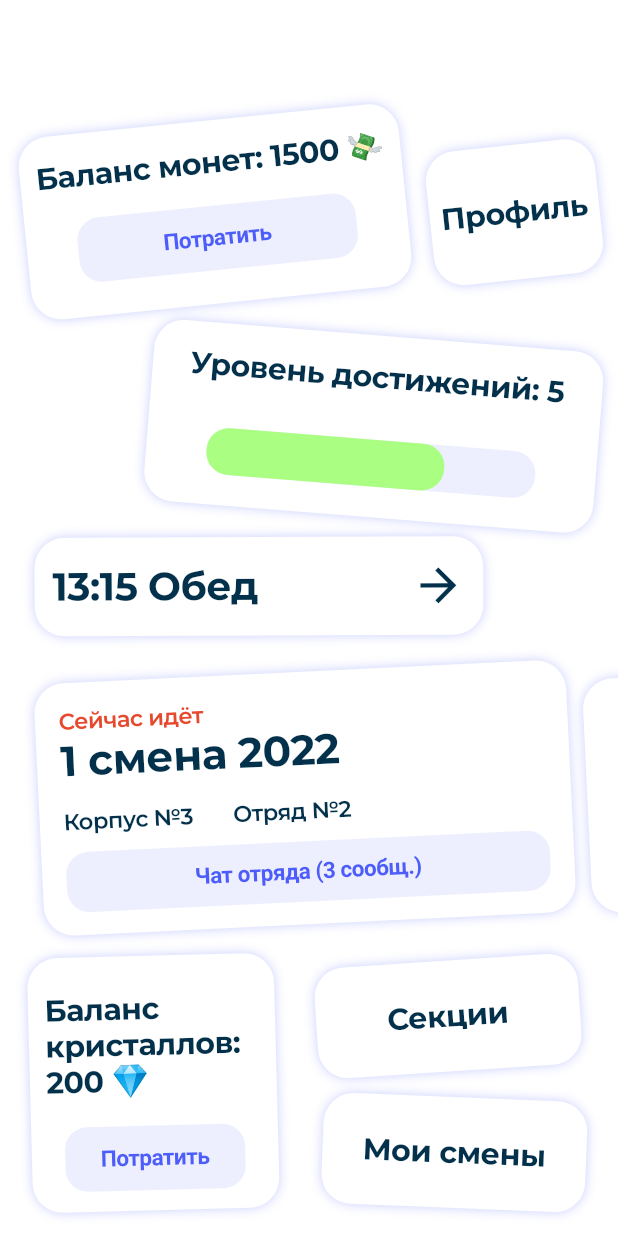
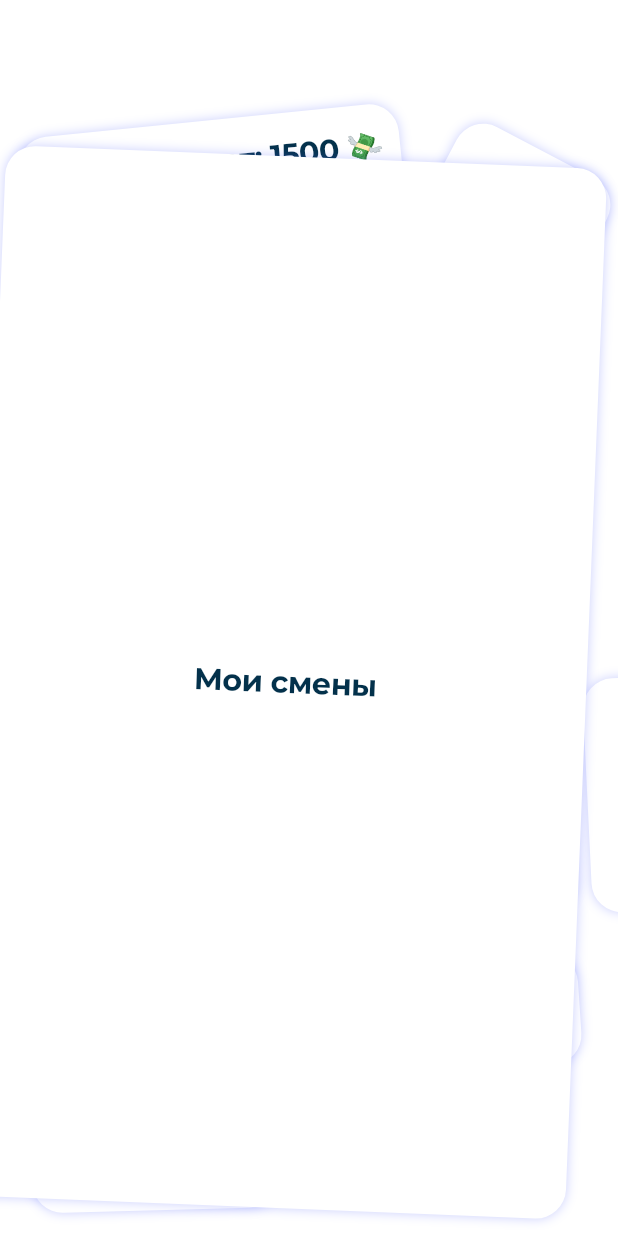
Before and after one commit to abezuglova/first_task_hard, a Flutter app: the screen it shows after launch, after a tap on "Мои смены", on a phone screen of 412 x 824 dp. Run offline on Flutter 3.47's test engine with Material 2 defaults, Android fonts, the phone set to English and light mode, and no system bars; our stand-ins replace flutter_screenutil, google_fonts.

Commit message:
positions fixed

```diff
--- a/lib/screens/main_screen.dart
+++ b/lib/screens/main_screen.dart
@@ -8,7 +8,6 @@ import 'package:first_task_hard/widgets/sections_tile_widget.dart';
 import 'package:first_task_hard/widgets/shift_tile_widget.dart';
 import 'package:first_task_hard/widgets/timetable_tile_widget.dart';
 import 'package:flutter/material.dart';
-import 'package:flutter_screenutil/flutter_screenutil.dart';
 
 class MainScreen extends StatelessWidget {
   const MainScreen({super.key});
@@ -18,52 +17,16 @@ class MainScreen extends StatelessWidget {
     return Scaffold(
         backgroundColor: Colors.white,
         body: Stack(
-          children: [
-            Positioned(
-              left: 16.w,
-              top: 80.h,
-              child: const CoinBalanceTileWidget(),
-            ),
-            Positioned(
-              left: 285.68.w,
-              top: 96.53.h,
-              child: const ProfileTileWidget(),
-            ),
-            Positioned(
-              left: 97.74.w,
-              top: 222.85.h,
-              child: const LevelTileWidget(),
-            ),
-            Positioned(
-              left: 22.99.w,
-              top: 357.57.h,
-              child: const TimetableTileWidget(),
-            ),
-            Positioned(
-              left: 25.84.w,
-              top: 447.28.h,
-              child: const ShiftTileWidget(),
-            ),
-            Positioned(
-              left: 390.4.w,
-              top: 444.36.h,
-              child: const EmptyTileWidget(),
-            ),
-            Positioned(
-              left: 19.95.w,
-              top: 636.28.h,
-              child: const CrystalBalanceTileWidget(),
-            ),
-            Positioned(
-              left: 210.22.w,
-              top: 639.65.h,
-              child: const SectionsTileWidget(),
-            ),
-            Positioned(
-              left: 214.42.w,
-              top: 730.52.h,
-              child: const MyShiftsTileWidget(),
-            ),
+          children: const [
+            CoinBalanceTileWidget(),
+            ProfileTileWidget(),
+            LevelTileWidget(),
+            TimetableTileWidget(),
+            ShiftTileWidget(),
+            EmptyTileWidget(),
+            CrystalBalanceTileWidget(),
+            SectionsTileWidget(),
+            MyShiftsTileWidget(),
           ],
         ));
   }
--- a/lib/widgets/coin_balance_tile_widget.dart
+++ b/lib/widgets/coin_balance_tile_widget.dart
@@ -8,7 +8,10 @@ class CoinBalanceTileWidget extends StatelessWidget {
   @override
   Widget build(BuildContext context) {
     final textTheme = Theme.of(context).textTheme;
-    return TileWidget(
+    return Positioned(
+      left: 16.w,
+      top: 80.h,
+      child: TileWidget(
         rotateAngle: -5.79,
         tileWidth: 254.w,
         tileHeight: 122.h,
@@ -19,7 +22,9 @@ class CoinBalanceTileWidget extends StatelessWidget {
               'Баланс монет: 1500 💸',
               style: textTheme.headlineSmall,
             ),
-          SizedBox(height: 16.85.h,),
+            SizedBox(
+              height: 16.85.h,
+            ),
             SizedBox(
               width: 186.w,
               height: 43.h,
@@ -33,6 +38,7 @@ class CoinBalanceTileWidget extends StatelessWidget {
             ),
           ],
         ),
+      ),
     );
   }
 }
--- a/lib/widgets/crystal_balance_tile_widget.dart
+++ b/lib/widgets/crystal_balance_tile_widget.dart
@@ -8,7 +8,10 @@ class CrystalBalanceTileWidget extends StatelessWidget {
   @override
   Widget build(BuildContext context) {
     final textTheme = Theme.of(context).textTheme;
-    return TileWidget(
+    return Positioned(
+      left: 19.95.w,
+      top: 636.28.h,
+      child: TileWidget(
         rotateAngle: -1.51,
         tileWidth: 164.09.w,
         tileHeight: 169.63.h,
@@ -34,6 +37,7 @@ class CrystalBalanceTileWidget extends StatelessWidget {
             ),
           ],
         ),
+      ),
     );
   }
 }
--- a/lib/widgets/empty_tile_widget.dart
+++ b/lib/widgets/empty_tile_widget.dart
@@ -7,11 +7,15 @@ class EmptyTileWidget extends StatelessWidget {
 
   @override
   Widget build(BuildContext context) {
-    return TileWidget(
-      rotateAngle: -2.76,
-      tileWidth: 339.49.w,
-      tileHeight: 155.84.h,
-      child: const SizedBox(),
+    return Positioned(
+      left: 390.4.w,
+      top: 444.36.h,
+      child: TileWidget(
+        rotateAngle: -2.76,
+        tileWidth: 339.49.w,
+        tileHeight: 155.84.h,
+        child: const SizedBox(),
+      ),
     );
   }
 }
--- a/lib/widgets/level_tile_widget.dart
+++ b/lib/widgets/level_tile_widget.dart
@@ -13,7 +13,7 @@ class LevelTileWidget extends StatefulWidget {
 class _LevelTileWidgetState extends State<LevelTileWidget>
     with TickerProviderStateMixin {
   late final AnimationController _controller = AnimationController(
-    duration: const Duration(seconds: 1),
+    duration: const Duration(milliseconds: 500),
     vsync: this,
   )..repeat(reverse: true);
   late final Animation<double> _animation = CurvedAnimation(
@@ -30,7 +30,10 @@ class _LevelTileWidgetState extends State<LevelTileWidget>
   @override
   Widget build(BuildContext context) {
     final textTheme = Theme.of(context).textTheme;
-    return ScaleTransition(
+    return Positioned(
+      left: 97.74.w,
+      top: 222.85.h,
+      child: ScaleTransition(
         scale: _animation,
         child: GestureDetector(
           onTap: () {
@@ -74,6 +77,7 @@ class _LevelTileWidgetState extends State<LevelTileWidget>
             ),
           ),
         ),
+      ),
     );
   }
 }
--- a/lib/widgets/my_shifts_tile_widget.dart
+++ b/lib/widgets/my_shifts_tile_widget.dart
@@ -2,18 +2,59 @@ import 'package:first_task_hard/widgets/tile_widget.dart';
 import 'package:flutter/material.dart';
 import 'package:flutter_screenutil/flutter_screenutil.dart';
 
-class MyShiftsTileWidget extends StatelessWidget {
+class MyShiftsTileWidget extends StatefulWidget {
   const MyShiftsTileWidget({super.key});
+
+  @override
+  State<MyShiftsTileWidget> createState() => _MyShiftsTileWidgetState();
+}
+
+class _MyShiftsTileWidgetState extends State<MyShiftsTileWidget>
+    with SingleTickerProviderStateMixin {
+  late AnimationController _controller;
+  late Animation _sizeAnimation;
+
+  @override
+  void initState() {
+    super.initState();
+
+    _controller = AnimationController(
+        vsync: this, duration: const Duration(milliseconds: 500));
+
+    _sizeAnimation = Tween<Offset>(
+      begin: Offset(178.34.w, 80.86.h),
+      end: Offset(400.0.w, 700.0.h),
+    ).animate(_controller);
+
+    _controller.addListener(() {
+      setState(() {});
+    });
+  }
+
+  @override
+  void dispose() {
+    _controller.dispose();
+    super.dispose();
+  }
 
   @override
   Widget build(BuildContext context) {
     final textTheme = Theme.of(context).textTheme;
-    return GestureDetector(
-      onTap: () {},
+    return Positioned(
+      right: 21.09.w,
+      bottom: 18.67.h,
+      child: GestureDetector(
+        onTap: () {
+          _controller.isAnimating
+              ? _controller.stop()
+              : _sizeAnimation.isCompleted
+                  ? _controller.reverse()
+                  : _controller.forward();
+        },
         child: TileWidget(
           rotateAngle: 2.32,
-        tileWidth: 175.49.w,
-        tileHeight: 73.81.h,
+          tileWidth: _sizeAnimation.value.dx,
+          tileHeight: _sizeAnimation.value.dy,
           child: Center(
             child: Text(
               'Мои смены',
@@ -21,6 +62,7 @@ class MyShiftsTileWidget extends StatelessWidget {
             ),
           ),
         ),
+      ),
     );
   }
 }
--- a/lib/widgets/profile_tile_widget.dart
+++ b/lib/widgets/profile_tile_widget.dart
@@ -13,9 +13,9 @@ class ProfileTileWidget extends StatefulWidget {
 class _ProfileTileWidgetState extends State<ProfileTileWidget>
     with TickerProviderStateMixin {
   late final AnimationController _controller = AnimationController(
-    duration: const Duration(seconds: 10),
+    duration: const Duration(milliseconds: 500),
     vsync: this,
-  )..repeat();
+  );
 
   @override
   void dispose() {
@@ -26,7 +26,10 @@ class _ProfileTileWidgetState extends State<ProfileTileWidget>
   @override
   Widget build(BuildContext context) {
     final textTheme = Theme.of(context).textTheme;
-    return AnimatedBuilder(
+    return Positioned(
+      left: 285.68.w,
+      top: 96.53.h,
+      child: AnimatedBuilder(
         animation: _controller,
         child: GestureDetector(
           onTap: () {
@@ -50,6 +53,7 @@ class _ProfileTileWidgetState extends State<ProfileTileWidget>
             child: child,
           );
         },
+      ),
     );
   }
 }
--- a/lib/widgets/sections_tile_widget.dart
+++ b/lib/widgets/sections_tile_widget.dart
@@ -2,14 +2,59 @@ import 'package:first_task_hard/widgets/tile_widget.dart';
 import 'package:flutter/material.dart';
 import 'package:flutter_screenutil/flutter_screenutil.dart';
 
-class SectionsTileWidget extends StatelessWidget {
+class SectionsTileWidget extends StatefulWidget {
   const SectionsTileWidget({super.key});
+
+  @override
+  State<SectionsTileWidget> createState() => _SectionsTileWidgetState();
+}
+
+class _SectionsTileWidgetState extends State<SectionsTileWidget>
+    with SingleTickerProviderStateMixin {
+  late AnimationController _controller;
+  late Animation<double> _animation;
+
+  @override
+  void initState() {
+    super.initState();
+
+    _controller = AnimationController(
+      vsync: this,
+      duration: const Duration(
+        milliseconds: 300,
+      ),
+    );
+
+    _animation = Tween<double>(
+      begin: 0.0,
+      end: -639.65.h,
+    ).animate(_controller);
+
+    _animation.addListener(() {
+      setState(() {});
+    });
+  }
+
+  @override
+  void dispose() {
+    _controller.dispose();
+    super.dispose();
+  }
 
   @override
   Widget build(BuildContext context) {
     final textTheme = Theme.of(context).textTheme;
-    return GestureDetector(
-      onTap: () {},
+    return Positioned(
+      left: 210.22.w,
+      top: 639.65.h,
+      child: Transform.translate(
+        offset: Offset(0, _animation.value),
+        child: GestureDetector(
+          onTap: () {
+            _controller.isAnimating
+                ? _controller.stop()
+                : _controller.repeat(reverse: true);
+          },
           child: TileWidget(
             rotateAngle: -3.75,
             tileWidth: 175.49.w,
@@ -21,6 +66,8 @@ class SectionsTileWidget extends StatelessWidget {
               ),
             ),
           ),
+        ),
+      ),
     );
   }
 }
--- a/lib/widgets/shift_tile_widget.dart
+++ b/lib/widgets/shift_tile_widget.dart
@@ -9,7 +9,10 @@ class ShiftTileWidget extends StatelessWidget {
   @override
   Widget build(BuildContext context) {
     final textTheme = Theme.of(context).textTheme;
-    return TileWidget(
+    return Positioned(
+      left: 25.84.w,
+      top: 447.28.h,
+      child: TileWidget(
         rotateAngle: -2.76,
         tileWidth: 354.w,
         tileHeight: 168.13.h,
@@ -20,7 +23,8 @@ class ShiftTileWidget extends StatelessWidget {
             children: [
               Text(
                 'Сейчас идёт',
-              style: textTheme.bodySmall!.copyWith(color: AppColors.redTextColor),
+                style: textTheme.bodySmall!
+                    .copyWith(color: AppColors.redTextColor),
               ),
               SizedBox(height: 1.h),
               Text(
@@ -47,6 +51,7 @@ class ShiftTileWidget extends StatelessWidget {
             ],
           ),
         ),
+      ),
     );
   }
 }
--- a/lib/widgets/timetable_tile_widget.dart
+++ b/lib/widgets/timetable_tile_widget.dart
@@ -10,9 +10,12 @@ class TimetableTileWidget extends StatelessWidget {
 
   @override
   Widget build(BuildContext context) {
-    timeDilation = 10.0;
+    timeDilation = 5.0;
     final textTheme = Theme.of(context).textTheme;
-    return TileWidget(
+    return Positioned(
+      left: 22.99.w,
+      top: 357.57.h,
+      child: TileWidget(
         rotateAngle: -0.25,
         tileWidth: 298.44.w,
         tileHeight: 65.59.h,
@@ -44,6 +47,7 @@ class TimetableTileWidget extends StatelessWidget {
             ],
           ),
         ),
+      ),
     );
   }
 }
```
Also changed, not shown: lib/main.dart (+1 -6 lines). Lines whose indentation alone changed are shown as unchanged.
